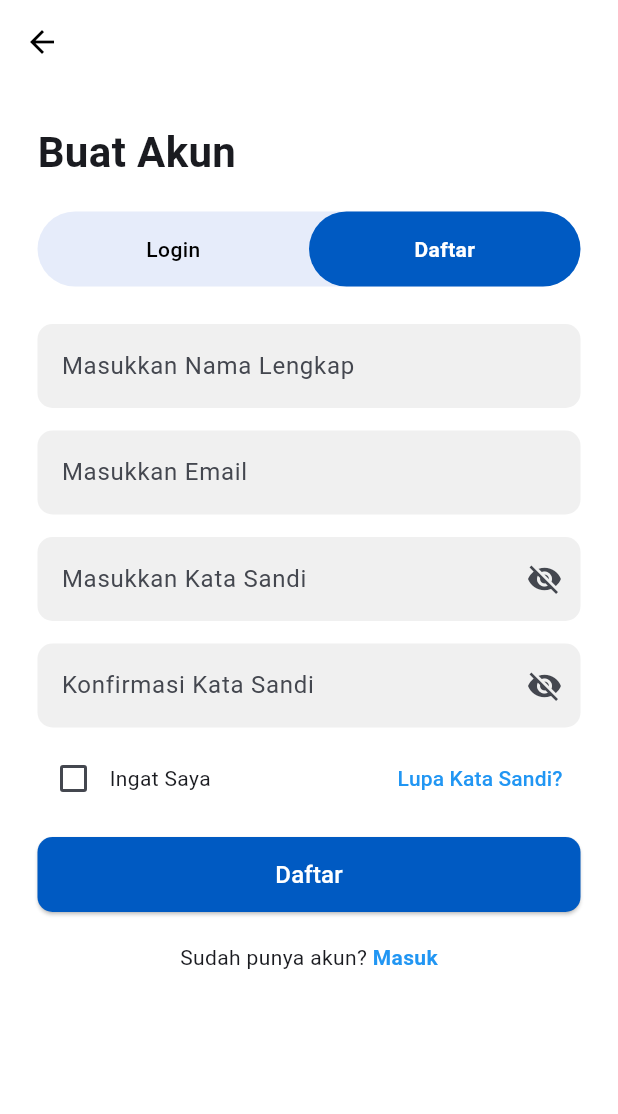
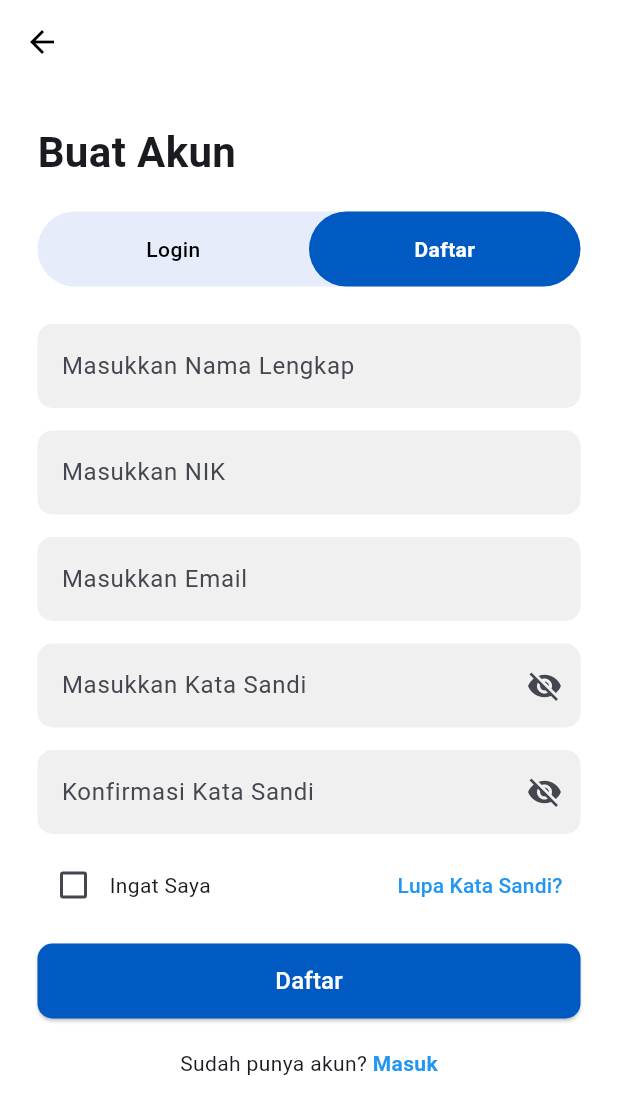
Before and after one commit to SaidaMuthia/LaporKi, a Flutter app: the RegisterPage screen opened by its route, on a phone screen of 412 x 824 dp. Shown: the top 1114 px of the screen. Run offline on Flutter 3.47's test engine with Material 3 defaults, Android fonts, the phone set to English and light mode, and no system bars; our stand-ins replace cloud_firestore, firebase_auth, firebase_core; accounts and stored records are empty; network calls fail.

```diff
--- a/lib/register_page.dart
+++ b/lib/register_page.dart
@@ -1,7 +1,6 @@
 import 'controllers/auth_controller.dart';
 import 'package:flutter/material.dart';
 import 'login_page.dart';
-
 
 class RegisterPage extends StatefulWidget {
   const RegisterPage({super.key});
@@ -12,6 +11,7 @@ class RegisterPage extends StatefulWidget {
 
 class _RegisterPageState extends State<RegisterPage> {
   final TextEditingController _nameController = TextEditingController();
+  final TextEditingController _nikController = TextEditingController();
   final TextEditingController _emailController = TextEditingController();
   final TextEditingController _passwordController = TextEditingController();
   final TextEditingController _confirmPasswordController = TextEditingController();
@@ -26,6 +26,7 @@ class _RegisterPageState extends State<RegisterPage> {
     if (!_formKey.currentState!.validate()) return;
 
     final name = _nameController.text.trim();
+    final nik = _nikController.text.trim();
     final email = _emailController.text.trim();
     final pass = _passwordController.text;
     final confirm = _confirmPasswordController.text;
@@ -34,18 +35,18 @@ class _RegisterPageState extends State<RegisterPage> {
       ScaffoldMessenger.of(context).showSnackBar(const SnackBar(content: Text('Password tidak cocok')));
       return;
     }
-
+    if (nik.isEmpty) {
+      ScaffoldMessenger.of(context).showSnackBar(const SnackBar(content: Text('NIK wajib diisi')));
+      return;
+    }
     setState(() => _isLoading = true);
     try {
-
-      final user = await AuthController().registerUser(email, pass);
+      final user = await AuthController().registerUser(email, pass, name, nik);
       try {
         await user.updateDisplayName(name);
         await user.reload();
-      } catch (_){
-
-      }
-          if (!mounted) return;
+      } catch (_) {}
+      if (!mounted) return;
       ScaffoldMessenger.of(context).showSnackBar(const SnackBar(content: Text('Registrasi berhasil')));
       Navigator.pushReplacement(context, MaterialPageRoute(builder: (_) => const LoginPage()));
     } catch (e) {
@@ -59,6 +60,7 @@ class _RegisterPageState extends State<RegisterPage> {
   @override
   void dispose() {
     _nameController.dispose();
+    _nikController.dispose();
     _emailController.dispose();
     _passwordController.dispose();
     _confirmPasswordController.dispose();
@@ -152,6 +154,22 @@ class _RegisterPageState extends State<RegisterPage> {
                         borderSide: BorderSide.none),
                   ),
                   validator: (v) => (v == null || v.trim().isEmpty) ? 'Nama tidak boleh kosong' : null,
+                ),
+                const SizedBox(height: 15),
+
+                // NIK FIELD
+                TextFormField(
+                  controller: _nikController,
+                  keyboardType: TextInputType.number,
+                  decoration: InputDecoration(
+                    hintText: "Masukkan NIK",
+                    filled: true,
+                    fillColor: const Color(0xfff0f0f0),
+                    border: OutlineInputBorder(
+                        borderRadius: BorderRadius.circular(10),
+                        borderSide: BorderSide.none),
+                  ),
+                  validator: (v) => (v == null || v.trim().isEmpty) ? 'NIK wajib diisi' : null,
                 ),
                 const SizedBox(height: 15),
 
--- a/pubspec.yaml
+++ b/pubspec.yaml
@@ -37,6 +37,7 @@ dependencies:
   google_fonts: ^6.3.2
   firebase_auth: ^6.1.2
   firebase_core: ^4.2.1
+  cloud_firestore: 6.1.0
 
 dev_dependencies:
   flutter_test:
```
Also changed, not shown: lib/admin/admin_dashboard.dart (+13 -8 lines), lib/admin/fragments.dart (+13 -10 lines), lib/controllers/auth_controller.dart (+22 -2 lines), lib/fragments.dart (+10 -7 lines), lib/login_page.dart (+15 -5 lines), lib/user/user_dashboard.dart (+9 -11 lines), pubspec.lock, 3 other files.
